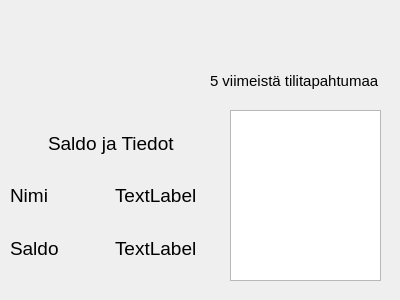
Before: the Qt Designer form bank-automat/showbalancewindow.ui in Haarmes/Bankautomat-Project, drawn with Qt 5.
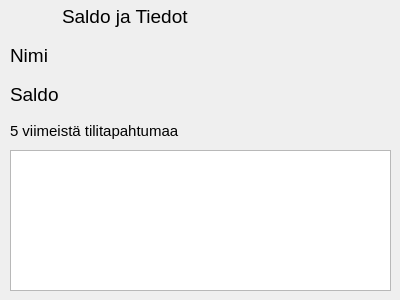
After: the same form once the commit is applied.

```diff
--- a/bank-automat/showbalancewindow.ui
+++ b/bank-automat/showbalancewindow.ui
@@ -22,9 +22,9 @@
    <property name="geometry">
     <rect>
      <x>10</x>
-     <y>120</y>
-     <width>204</width>
-     <height>151</height>
+     <y>0</y>
+     <width>231</width>
+     <height>111</height>
     </rect>
    </property>
    <layout class="QVBoxLayout" name="verticalLayout">
@@ -47,7 +47,7 @@
       <item>
        <widget class="QLabel" name="label_5">
         <property name="text">
-         <string>TextLabel</string>
+         <string/>
         </property>
        </widget>
       </item>
@@ -65,7 +65,7 @@
       <item>
        <widget class="QLabel" name="label_4">
         <property name="text">
-         <string>TextLabel</string>
+         <string/>
         </property>
        </widget>
       </item>
@@ -73,22 +73,12 @@
     </item>
    </layout>
   </widget>
-  <widget class="QTableView" name="tableView">
-   <property name="geometry">
-    <rect>
-     <x>230</x>
-     <y>110</y>
-     <width>151</width>
-     <height>171</height>
-    </rect>
-   </property>
-  </widget>
   <widget class="QLabel" name="label_6">
    <property name="geometry">
     <rect>
-     <x>210</x>
-     <y>60</y>
-     <width>171</width>
+     <x>10</x>
+     <y>110</y>
+     <width>211</width>
      <height>41</height>
     </rect>
    </property>
@@ -101,6 +91,16 @@
     <string>5 viimeistä tilitapahtumaa</string>
    </property>
   </widget>
+  <widget class="QTableView" name="tableView">
+   <property name="geometry">
+    <rect>
+     <x>10</x>
+     <y>150</y>
+     <width>381</width>
+     <height>141</height>
+    </rect>
+   </property>
+  </widget>
  </widget>
  <resources/>
  <connections/>
```
Left out of the diff: 4 changed lines with no effect on the pictures.
